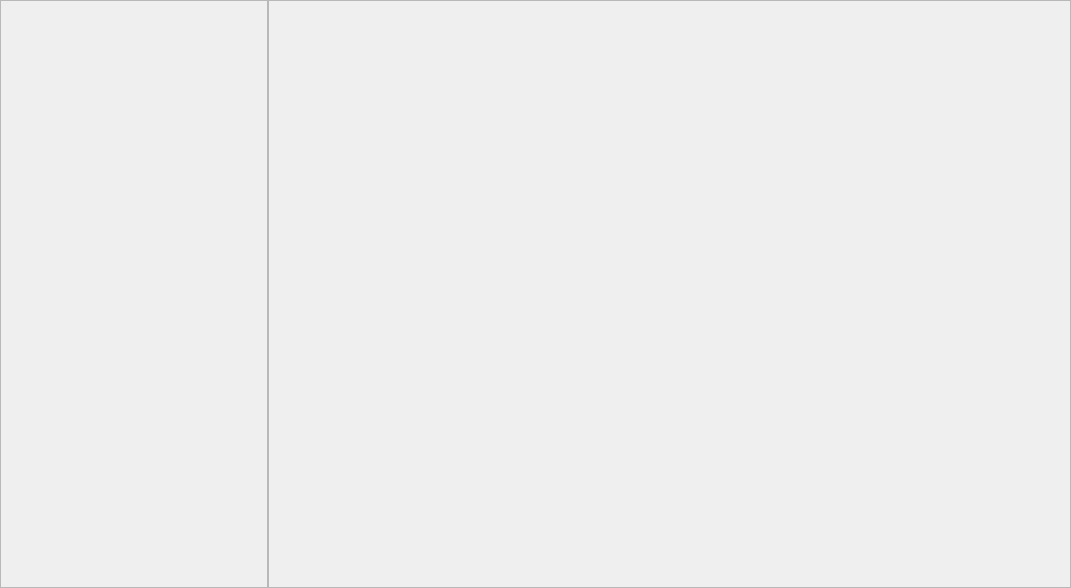
First picture: the form in mainwidget.ui, repository honoka-lover/NokaChat, before the edit.
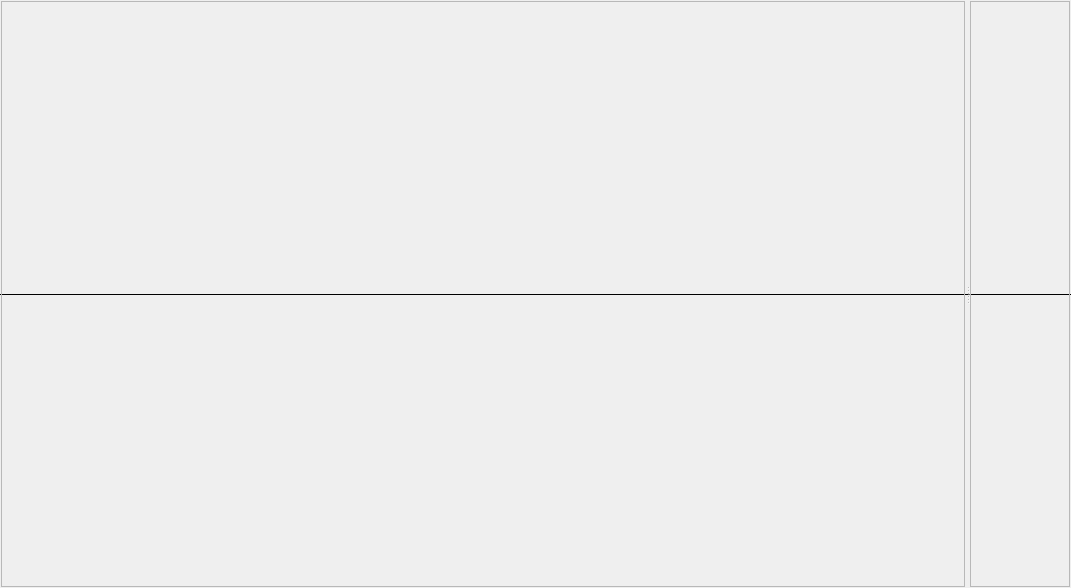
Second picture: the form after the edit.

What changed in the file:
```diff
--- a/mainwidget.ui
+++ b/mainwidget.ui
@@ -18,7 +18,7 @@
 
 </string>
   </property>
-  <layout class="QHBoxLayout" name="horizontalLayout" stretch="1,3">
+  <layout class="QHBoxLayout" name="horizontalLayout">
    <property name="spacing">
     <number>0</number>
    </property>
@@ -35,7 +35,29 @@
     <number>0</number>
    </property>
    <item>
+    <widget class="QSplitter" name="splitter">
+     <property name="sizePolicy">
+      <sizepolicy hsizetype="Expanding" vsizetype="Expanding">
+       <horstretch>10</horstretch>
+       <verstretch>0</verstretch>
+      </sizepolicy>
+     </property>
+     <property name="frameShape">
+      <enum>QFrame::HLine</enum>
+     </property>
+     <property name="orientation">
+      <enum>Qt::Horizontal</enum>
+     </property>
+     <property name="handleWidth">
+      <number>5</number>
+     </property>
     <widget class="QFrame" name="frame">
+      <property name="sizePolicy">
+       <sizepolicy hsizetype="Preferred" vsizetype="Preferred">
+        <horstretch>7</horstretch>
+        <verstretch>0</verstretch>
+       </sizepolicy>
+      </property>
      <property name="frameShape">
       <enum>QFrame::StyledPanel</enum>
      </property>
@@ -43,9 +65,13 @@
       <enum>QFrame::Raised</enum>
      </property>
     </widget>
-   </item>
-   <item>
     <widget class="QFrame" name="frame_2">
+      <property name="sizePolicy">
+       <sizepolicy hsizetype="Preferred" vsizetype="Preferred">
+        <horstretch>0</horstretch>
+        <verstretch>0</verstretch>
+       </sizepolicy>
+      </property>
      <property name="styleSheet">
       <string notr="true"/>
      </property>
@@ -55,6 +81,7 @@
      <property name="frameShadow">
       <enum>QFrame::Raised</enum>
      </property>
+     </widget>
     </widget>
    </item>
   </layout>
```
Left out of the diff: 4 changed lines with no effect on the pictures. Lines whose indentation alone changed are shown as unchanged.
